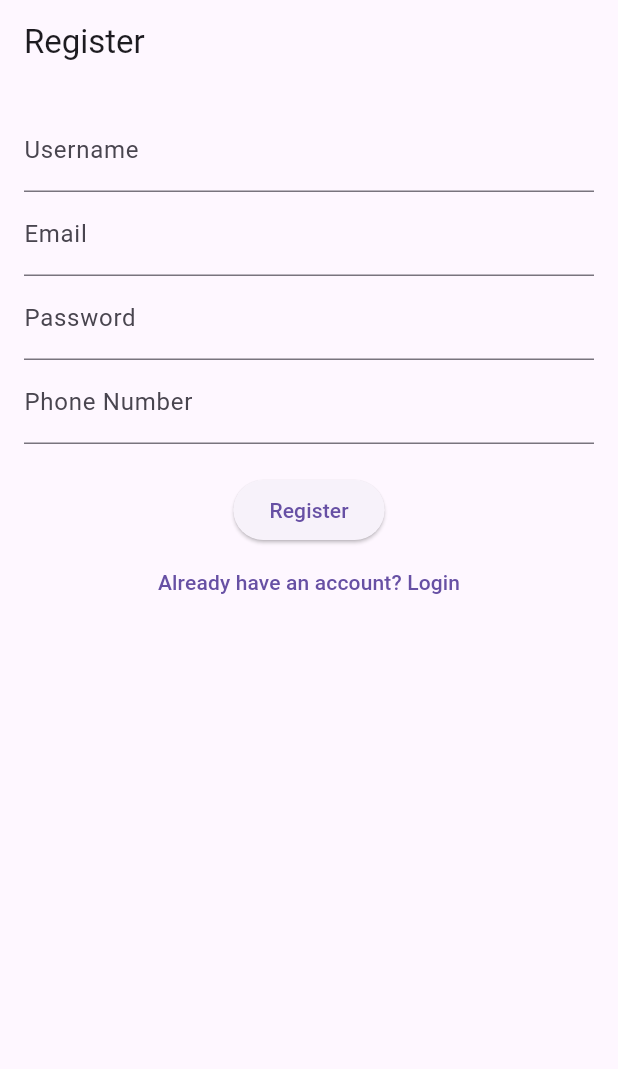
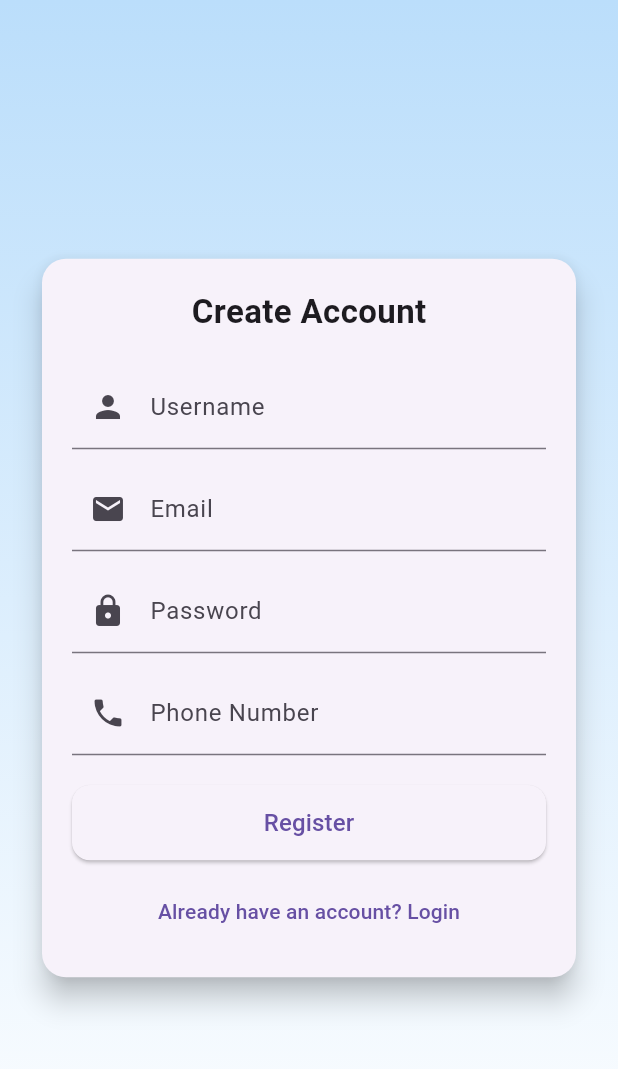
Before and after one commit to Nikhil-8405/autocare_plus, a Flutter app: the screen it shows after launch, after a tap on "Login", after a tap on "Don't have an account? Register", on a phone screen of 412 x 824 dp. Shown: the top 1069 px of the screen. Run offline on Flutter 3.47's test engine with Material 3 defaults, Android fonts, the phone set to English and light mode, and no system bars; our stand-ins replace shared_preferences, sqflite; accounts and stored records are empty.

Commit message:
Updated UI in Home, Login, Register, and Dashboard

```diff
--- a/lib/screens/home.dart
+++ b/lib/screens/home.dart
@@ -21,15 +21,16 @@ class _HomeScreenState extends State<HomeScreen> {
   void _checkLoginStatus() async {
     final prefs = await SharedPreferences.getInstance();
     bool isLoggedIn = prefs.getBool('isLoggedIn') ?? false;
+    int? userId = prefs.getInt('userId');
 
-    await Future.delayed(const Duration(seconds: 2));
+    await Future.delayed(const Duration(seconds: 2)); // splash delay
 
-    if (isLoggedIn) {
-      int? userId = prefs.getInt('userId');
-      if (userId != null) {
+    if (isLoggedIn && userId != null) {
       final db = DBHelper();
       final user = await db.getUserById(userId);
+
       if (user != null) {
+        if (!mounted) return;
         Navigator.pushReplacement(
           context,
           MaterialPageRoute(builder: (_) => DashboardScreen(user: user)),
@@ -37,35 +38,45 @@ class _HomeScreenState extends State<HomeScreen> {
         return;
       }
     }
-    }
 
+    // default → login screen
+    if (!mounted) return;
     Navigator.pushReplacementNamed(context, '/login');
   }
 
   @override
   Widget build(BuildContext context) {
     return Scaffold(
-      backgroundColor: Colors.white,
-      body: Center(
+      body: Container(
+        decoration: BoxDecoration(
+          gradient: LinearGradient(
+            colors: [Colors.blue.shade600, Colors.blue.shade200],
+            begin: Alignment.topCenter,
+            end: Alignment.bottomCenter,
+          ),
+        ),
+        child: Center(
           child: Column(
             mainAxisAlignment: MainAxisAlignment.center,
             children: const [
-            Icon(Icons.directions_car_filled, size: 100, color: Colors.blue),
-            SizedBox(height: 20),
+              Icon(Icons.directions_car_filled, size: 110, color: Colors.white),
+              SizedBox(height: 25),
               Text(
                 'AutoCare+',
                 style: TextStyle(
-                fontSize: 28,
+                  fontSize: 34,
                   fontWeight: FontWeight.bold,
-                color: Colors.black87,
+                  color: Colors.white,
+                  letterSpacing: 1.2,
                 ),
               ),
-            SizedBox(height: 10),
+              SizedBox(height: 12),
               Text(
                 'Your Personal Vehicle Manager',
-              style: TextStyle(fontSize: 16, color: Colors.grey),
+                style: TextStyle(fontSize: 16, color: Colors.white70),
               ),
             ],
+          ),
         ),
       ),
     );
--- a/lib/screens/login.dart
+++ b/lib/screens/login.dart
@@ -22,24 +22,21 @@ class _LoginScreenState extends State<LoginScreen> {
       );
 
       if (user != null) {
-
         final prefs = await SharedPreferences.getInstance();
         await prefs.setBool('isLoggedIn', true);
         await prefs.setInt('userId', user['id']);
 
         ScaffoldMessenger.of(context).showSnackBar(
-          SnackBar(content: Text("Login Successful!")),
+          const SnackBar(content: Text("Login Successful!")),
         );
 
         Navigator.pushReplacement(
           context,
-          MaterialPageRoute(
-            builder: (_) => DashboardScreen(user: user),
-          ),
+          MaterialPageRoute(builder: (_) => DashboardScreen(user: user)),
         );
       } else {
         ScaffoldMessenger.of(context).showSnackBar(
-          SnackBar(content: Text("Invalid email or password")),
+          const SnackBar(content: Text("Invalid email or password")),
         );
       }
     }
@@ -48,38 +45,73 @@ class _LoginScreenState extends State<LoginScreen> {
   @override
   Widget build(BuildContext context) {
     return Scaffold(
-      appBar: AppBar(title: const Text("Login")),
-      body: Padding(
-        padding: const EdgeInsets.all(16.0),
+      body: Container(
+        decoration: BoxDecoration(
+          gradient: LinearGradient(
+            colors: [Colors.blue.shade100, Colors.white],
+            begin: Alignment.topCenter,
+            end: Alignment.bottomCenter,
+          ),
+        ),
+        child: Center(
+          child: SingleChildScrollView(
+            padding: const EdgeInsets.all(24.0),
+            child: Card(
+              elevation: 8,
+              shape: RoundedRectangleBorder(borderRadius: BorderRadius.circular(16)),
+              child: Padding(
+                padding: const EdgeInsets.all(20.0),
                 child: Form(
                   key: _formKey,
                   child: Column(
+                    mainAxisSize: MainAxisSize.min,
                     children: [
+                      const Text(
+                        "Login to AutoCare+",
+                        style: TextStyle(fontSize: 22, fontWeight: FontWeight.bold),
+                      ),
+                      const SizedBox(height: 20),
                       TextFormField(
                         controller: _emailController,
-                decoration: const InputDecoration(labelText: "Email"),
-                validator: (value) =>
-                value!.isEmpty ? "Enter your email" : null,
+                        decoration: const InputDecoration(
+                          labelText: "Email",
+                          prefixIcon: Icon(Icons.email),
                         ),
+                        validator: (value) => value!.isEmpty ? "Enter your email" : null,
+                      ),
+                      const SizedBox(height: 12),
                       TextFormField(
                         controller: _passwordController,
                         obscureText: true,
-                decoration: const InputDecoration(labelText: "Password"),
-                validator: (value) =>
-                value!.isEmpty ? "Enter your password" : null,
+                        decoration: const InputDecoration(
+                          labelText: "Password",
+                          prefixIcon: Icon(Icons.lock),
+                        ),
+                        validator: (value) => value!.isEmpty ? "Enter your password" : null,
                       ),
                       const SizedBox(height: 20),
                       ElevatedButton(
                         onPressed: _loginUser,
-                child: const Text("Login"),
+                        style: ElevatedButton.styleFrom(
+                          minimumSize: const Size(double.infinity, 50),
+                          shape: RoundedRectangleBorder(
+                            borderRadius: BorderRadius.circular(12),
                           ),
+                        ),
+                        child: const Text("Login", style: TextStyle(fontSize: 16)),
+                      ),
+                      const SizedBox(height: 10),
                       TextButton(
                         onPressed: () {
                           Navigator.pushReplacementNamed(context, '/register');
                         },
-                child: Text("Don't have an account? Register"),
+                        child: const Text("Don't have an account? Register"),
                       )
                     ],
+                  ),
+                ),
+              ),
+            ),
           ),
         ),
       ),
--- a/lib/screens/register.dart
+++ b/lib/screens/register.dart
@@ -1,6 +1,5 @@
 import 'package:flutter/material.dart';
 import '../db/db_helper.dart';
-import 'login.dart';
 
 class RegisterScreen extends StatefulWidget {
   @override
@@ -21,7 +20,7 @@ class _RegisterScreenState extends State<RegisterScreen> {
 
       if (emailExists) {
         ScaffoldMessenger.of(context).showSnackBar(
-          SnackBar(content: Text("Email already exists!")),
+          const SnackBar(content: Text("Email already exists!")),
         );
         return;
       }
@@ -34,7 +33,7 @@ class _RegisterScreenState extends State<RegisterScreen> {
       });
 
       ScaffoldMessenger.of(context).showSnackBar(
-        SnackBar(content: Text("Registration Successful!")),
+        const SnackBar(content: Text("Registration Successful!")),
       );
       Navigator.pushReplacementNamed(context, '/login');
     }
@@ -43,47 +42,92 @@ class _RegisterScreenState extends State<RegisterScreen> {
   @override
   Widget build(BuildContext context) {
     return Scaffold(
-      appBar: AppBar(title: Text("Register")),
-      body: Padding(
-        padding: EdgeInsets.all(16.0),
+      body: Container(
+        decoration: BoxDecoration(
+          gradient: LinearGradient(
+            colors: [Colors.blue.shade100, Colors.white],
+            begin: Alignment.topCenter,
+            end: Alignment.bottomCenter,
+          ),
+        ),
+        child: Center(
+          child: SingleChildScrollView(
+            padding: const EdgeInsets.all(24.0),
+            child: Card(
+              elevation: 8,
+              shape: RoundedRectangleBorder(borderRadius: BorderRadius.circular(16)),
+              child: Padding(
+                padding: const EdgeInsets.all(20.0),
                 child: Form(
                   key: _formKey,
                   child: Column(
+                    mainAxisSize: MainAxisSize.min,
                     children: [
+                      const Text(
+                        "Create Account",
+                        style: TextStyle(fontSize: 22, fontWeight: FontWeight.bold),
+                      ),
+                      const SizedBox(height: 20),
                       TextFormField(
                         controller: _usernameController,
-                decoration: InputDecoration(labelText: "Username"),
+                        decoration: const InputDecoration(
+                          labelText: "Username",
+                          prefixIcon: Icon(Icons.person),
+                        ),
                         validator: (value) => value!.isEmpty ? "Enter username" : null,
                       ),
+                      const SizedBox(height: 12),
                       TextFormField(
                         controller: _emailController,
-                decoration: InputDecoration(labelText: "Email"),
+                        decoration: const InputDecoration(
+                          labelText: "Email",
+                          prefixIcon: Icon(Icons.email),
+                        ),
                         validator: (value) => value!.isEmpty ? "Enter email" : null,
                       ),
+                      const SizedBox(height: 12),
                       TextFormField(
                         controller: _passwordController,
-                decoration: InputDecoration(labelText: "Password"),
                         obscureText: true,
+                        decoration: const InputDecoration(
+                          labelText: "Password",
+                          prefixIcon: Icon(Icons.lock),
+                        ),
                         validator: (value) => value!.isEmpty ? "Enter password" : null,
                       ),
+                      const SizedBox(height: 12),
                       TextFormField(
                         controller: _phoneController,
-                decoration: InputDecoration(labelText: "Phone Number"),
+                        decoration: const InputDecoration(
+                          labelText: "Phone Number",
+                          prefixIcon: Icon(Icons.phone),
+                        ),
                         keyboardType: TextInputType.phone,
                         validator: (value) => value!.isEmpty ? "Enter phone number" : null,
                       ),
-              SizedBox(height: 20),
+                      const SizedBox(height: 20),
                       ElevatedButton(
                         onPressed: _registerUser,
-                child: Text("Register"),
+                        style: ElevatedButton.styleFrom(
+                          minimumSize: const Size(double.infinity, 50),
+                          shape: RoundedRectangleBorder(
+                            borderRadius: BorderRadius.circular(12),
                           ),
+                        ),
+                        child: const Text("Register", style: TextStyle(fontSize: 16)),
+                      ),
+                      const SizedBox(height: 10),
                       TextButton(
                         onPressed: () {
                           Navigator.pushReplacementNamed(context, '/login');
                         },
-                child: Text("Already have an account? Login"),
+                        child: const Text("Already have an account? Login"),
                       )
                     ],
+                  ),
+                ),
+              ),
+            ),
           ),
         ),
       ),
```
Also changed, not shown: lib/screens/dashboard.dart (+98 -107 lines). Lines whose indentation alone changed are shown as unchanged.
